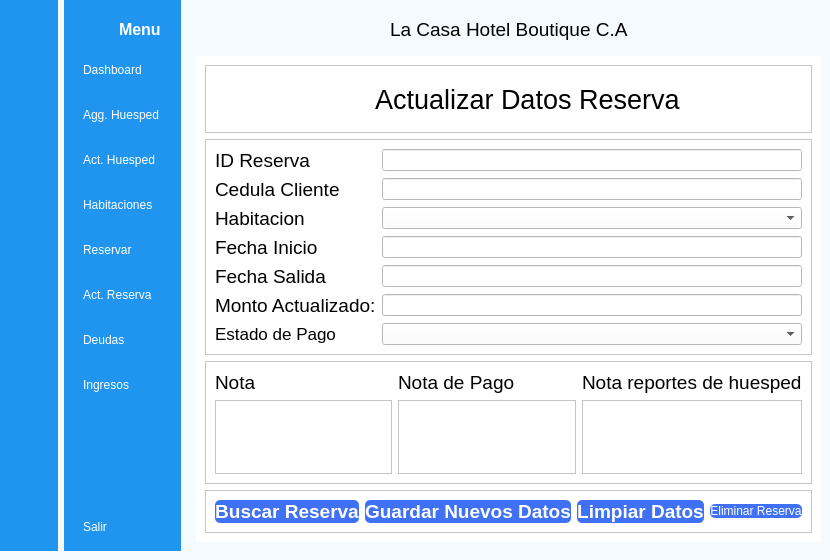
Old version of the form gui/main.ui in the repository williamsalberto/HotelReservationSystem.
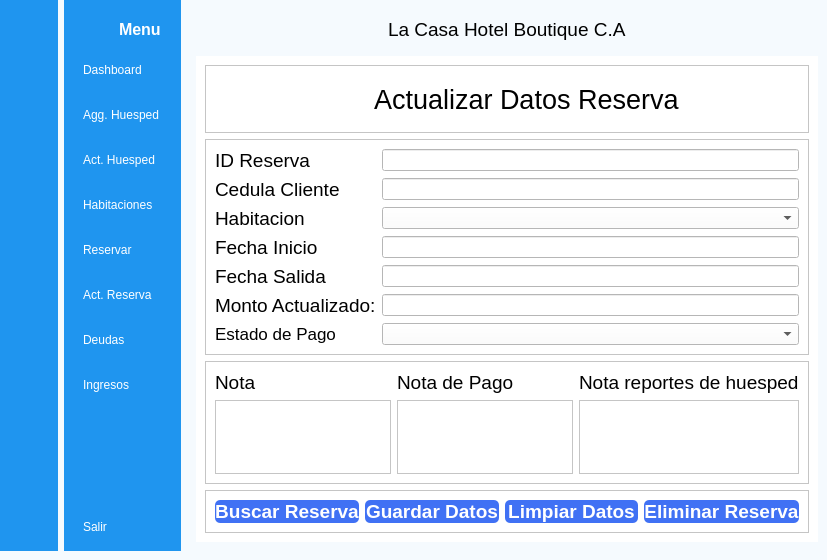
New version of the form. The open tabs and pages were chosen to show the change. Icons and pictures are not drawn.

Commit message: Se corrigieron los botones de eliminar reserva y huesped

What changed in the file:
```diff
--- a/gui/main.ui
+++ b/gui/main.ui
@@ -2590,7 +2590,7 @@
 }</string>
                 </property>
                 <property name="text">
-                 <string>Guardar Nuevos Datos</string>
+                 <string>Guardar Datos</string>
                 </property>
                </widget>
               </item>
@@ -2628,6 +2628,12 @@
               </item>
               <item>
                <widget class="QPushButton" name="pushButton_EliminarReserva">
+                <property name="font">
+                 <font>
+                  <pointsize>14</pointsize>
+                  <bold>true</bold>
+                 </font>
+                </property>
                 <property name="styleSheet">
                  <string notr="true">QPushButton#pushButton_EliminarReserva{
 	background-color: rgb(64, 113, 244);
```
Left out of the diff: 8 changed lines with no effect on the pictures.
